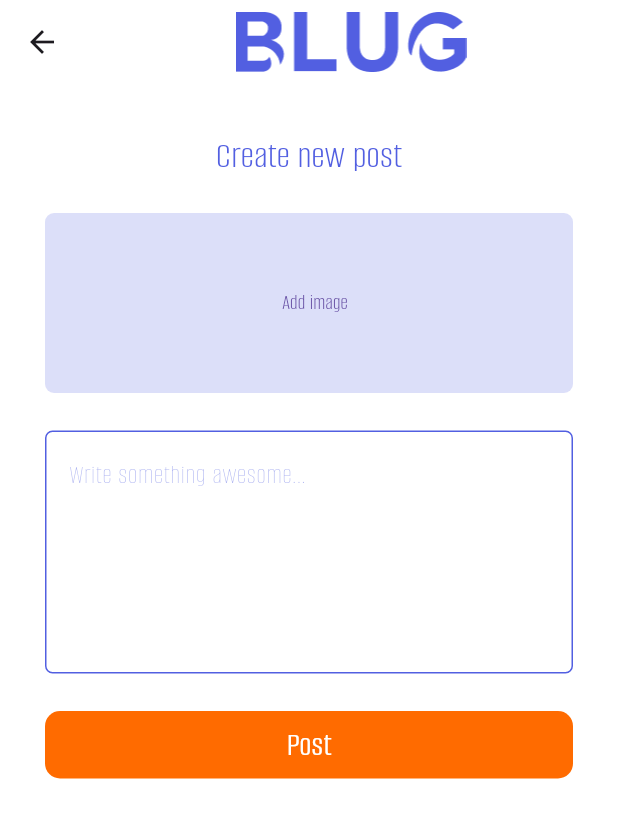
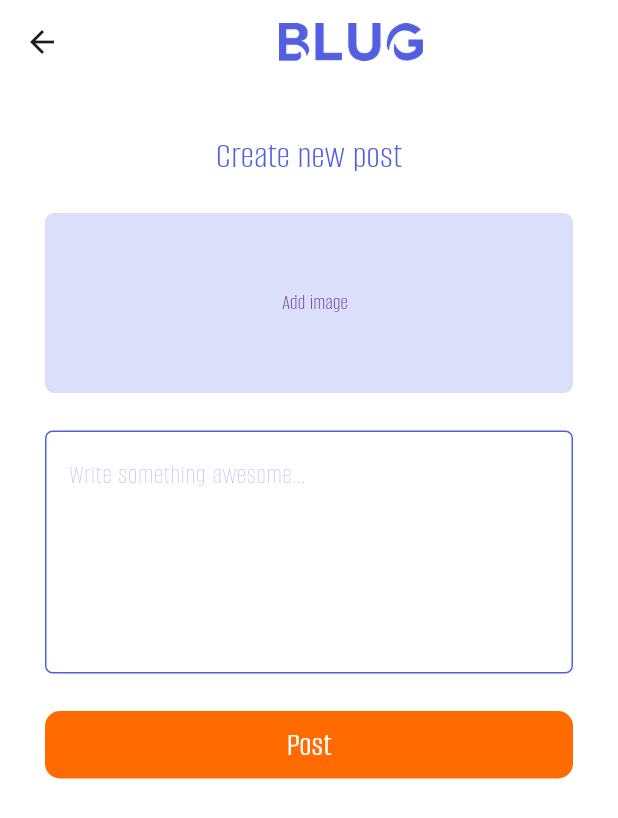
Before and after one commit to dhrisyapn/blug, a Flutter app: the PostPage screen opened directly, on a phone screen of 412 x 824 dp. Shown: the top 818 px of the screen. Run offline on Flutter 3.47's test engine with Material 3 defaults, Android fonts, the light colour scheme and no system bars; our stand-ins replace cloud_firestore, firebase_auth, firebase_core, firebase_storage, image_picker; accounts and stored records are empty.

Commit message:
Update post.dart

```diff
--- a/lib/post.dart
+++ b/lib/post.dart
@@ -103,7 +103,7 @@ class _PostPageState extends State<PostPage> {
         title: Center(
           child: Image.asset(
             'assets/Group 3.png',
-            height: 40,
+            height: 25,
           ),
         ),
         backgroundColor:
```
